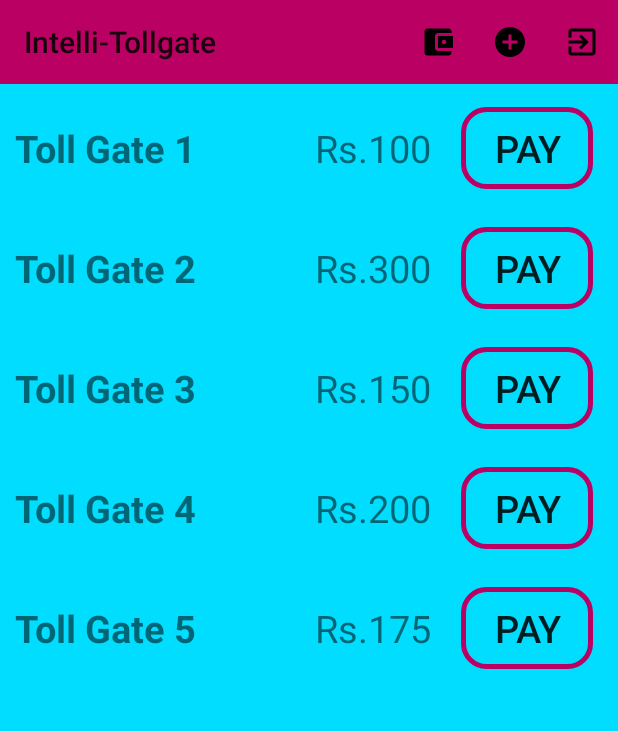
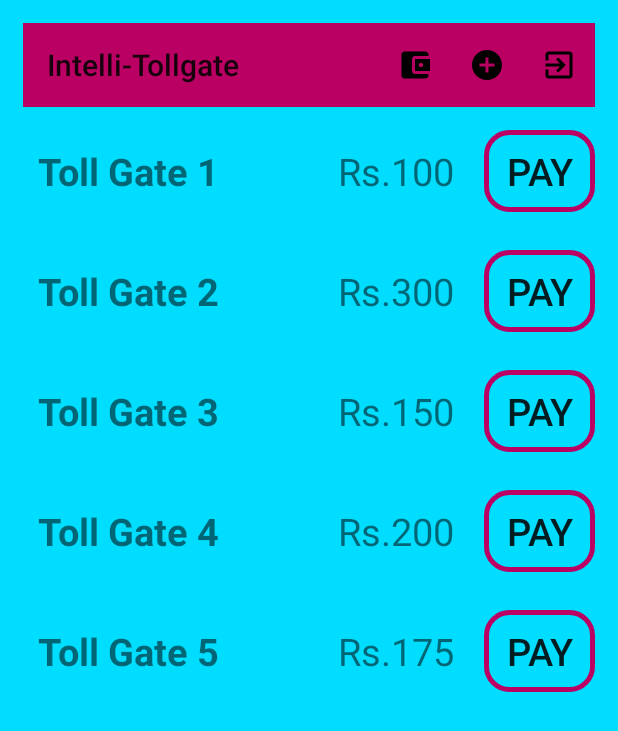
Before and after one commit to kkmhere/Intelli_Tollgate, an Android app: the home screen opened directly, with no data from a screen before it, on a phone screen of 412 x 824 dp. Shown: the top 731 px of the screen. Run offline under Robolectric (Android 15) with nearby library versions, the phone set to English and light mode, and no system bars; our stand-ins replace Firebase (no records; nobody signed in at launch, a user with empty details on screens opened directly).

Commit message:
minor bugs fix

```diff
--- a/app/src/main/java/com/example/intelli_tollgate/home.java
+++ b/app/src/main/java/com/example/intelli_tollgate/home.java
@@ -37,7 +37,7 @@ public class home extends AppCompatActivity {
         FirebaseUser user = mAuth.getCurrentUser();
         myRef = database.getReference("WALLET")
                 .child(user.getUid());
-        myRef.setValue(walletBalance);
+    //    myRef.setValue(walletBalance);
         pay1 = findViewById(R.id.pay1);
         pay2 = findViewById(R.id.pay2);
         pay3 = findViewById(R.id.pay3);
--- a/app/src/main/java/com/example/intelli_tollgate/register.java
+++ b/app/src/main/java/com/example/intelli_tollgate/register.java
@@ -25,7 +25,7 @@ public class register extends AppCompatActivity {
     Button signUp;
     private FirebaseAuth mAuth;
     String uname,userpass,ucard;
-
+    int walletBalance=120;
     @Override
     protected void onCreate(Bundle savedInstanceState) {
         super.onCreate(savedInstanceState);
@@ -56,6 +56,10 @@ public class register extends AppCompatActivity {
                             FirebaseUser user = mAuth.getCurrentUser();
                             Toast.makeText(register.this, "You have been registered successfully", Toast.LENGTH_SHORT).show();
                             myRef.setValue(ucard);
+
+                            DatabaseReference myRef1=database.getReference("WALLET")
+                                    .child(mAuth.getCurrentUser().getUid());
+                            myRef1.setValue(walletBalance);
                             startActivity(new Intent(register.this, home.class));
 
 
--- a/app/src/main/java/com/example/intelli_tollgate/user_login.java
+++ b/app/src/main/java/com/example/intelli_tollgate/user_login.java
@@ -60,6 +60,7 @@ public class user_login extends AppCompatActivity {
                         if(task.isSuccessful())
                         {
                             FirebaseUser user=mAuth.getCurrentUser();
+
                             Intent intent = new Intent(user_login.this, home.class);
                             startActivity(intent);
                             finish();
--- a/app/src/main/res/layout/activity_home.xml
+++ b/app/src/main/res/layout/activity_home.xml
@@ -5,206 +5,210 @@
     android:layout_width="match_parent"
     android:layout_height="match_parent"
     android:background="@android:color/holo_blue_bright"
+    android:padding="15dp"
     tools:context=".home">
 
     <LinearLayout
         android:id="@+id/linear_layout"
         android:layout_width="match_parent"
         android:layout_height="wrap_content">
-        <include android:id="@+id/mytoolbar"
-            layout="@layout/my_toolbar"/>
+
+        <include
+            android:id="@+id/mytoolbar"
+            layout="@layout/my_toolbar" />
     </LinearLayout>
 
     <LinearLayout
         android:id="@+id/linear_layout_"
         android:layout_width="match_parent"
         android:layout_height="match_parent"
-        android:orientation="vertical"
-        android:layout_below="@+id/linear_layout">
+        android:layout_below="@+id/linear_layout"
+        android:orientation="vertical">
 
         <LinearLayout
-            android:orientation="horizontal"
+            android:id="@+id/linear_layout_1"
             android:layout_width="match_parent"
             android:layout_height="80dp"
-            android:id="@+id/linear_layout_1">
+            android:orientation="horizontal">
 
             <TextView
                 android:id="@+id/toll_gate_1"
-                android:text="Toll Gate 1"
-                android:textSize="25sp"
                 android:layout_width="200dp"
                 android:layout_height="50dp"
                 android:layout_marginTop="15dp"
-                android:textStyle="bold"
-                android:padding="10dp"/>
+                android:padding="10dp"
+                android:text="Toll Gate 1"
+                android:textSize="25sp"
+                android:textStyle="bold" />
 
             <TextView
                 android:id="@+id/Amount_toll_1"
-                android:text="Rs.100"
-                android:textSize="25sp"
                 android:layout_width="wrap_content"
                 android:layout_height="50dp"
                 android:layout_marginTop="15dp"
-                android:padding="10dp"/>
+                android:padding="10dp"
+                android:text="Rs.100"
+                android:textSize="25sp" />
 
             <Button
                 android:id="@+id/pay1"
                 android:layout_width="wrap_content"
                 android:layout_height="wrap_content"
+                android:layout_marginLeft="10dp"
+                android:layout_marginTop="15dp"
+                android:background="@drawable/input_design"
+                android:padding="10dp"
                 android:text="PAY"
-                android:textSize="25sp"
-                android:layout_marginLeft="10dp"
-                android:background="@drawable/input_design"
-                android:layout_marginTop="15dp"
-                android:padding="10dp"/>
+                android:textSize="25sp" />
 
         </LinearLayout>
 
         <LinearLayout
-            android:orientation="horizontal"
+            android:id="@+id/linear_layout_2"
             android:layout_width="match_parent"
             android:layout_height="80dp"
-            android:id="@+id/linear_layout_2">
+            android:orientation="horizontal">
 
             <TextView
                 android:id="@+id/toll_gate_2"
-                android:text="Toll Gate 2"
-                android:textSize="25sp"
                 android:layout_width="200dp"
                 android:layout_height="50dp"
                 android:layout_marginTop="15dp"
-                android:textStyle="bold"
-                android:padding="10dp"/>
+                android:padding="10dp"
+                android:text="Toll Gate 2"
+                android:textSize="25sp"
+                android:textStyle="bold" />
 
             <TextView
                 android:id="@+id/Amount_toll_2"
-                android:text="Rs.300"
-                android:textSize="25sp"
                 android:layout_width="wrap_content"
                 android:layout_height="50dp"
                 android:layout_marginTop="15dp"
-                android:padding="10dp"/>
+                android:padding="10dp"
+                android:text="Rs.300"
+                android:textSize="25sp" />
 
             <Button
                 android:id="@+id/pay2"
                 android:layout_width="wrap_content"
                 android:layout_height="wrap_content"
+                android:layout_marginLeft="10dp"
+                android:layout_marginTop="15dp"
+                android:background="@drawable/input_design"
+                android:padding="10dp"
                 android:text="PAY"
-                android:textSize="25sp"
-                android:background="@drawable/input_design"
-                android:layout_marginTop="15dp"
-                android:layout_marginLeft="10dp"
-                android:padding="10dp"/>
+                android:textSize="25sp" />
         </LinearLayout>
 
         <LinearLayout
-            android:orientation="horizontal"
+            android:id="@+id/linear_layout_3"
             android:layout_width="match_parent"
             android:layout_height="80dp"
-            android:id="@+id/linear_layout_3">
+            android:orientation="horizontal">
 
             <TextView
                 android:id="@+id/toll_gate_3"
-                android:text="Toll Gate 3"
-                android:textSize="25sp"
                 android:layout_width="200dp"
                 android:layout_height="50dp"
                 android:layout_marginTop="15dp"
-                android:textStyle="bold"
-                android:padding="10dp"/>
+                android:padding="10dp"
+                android:text="Toll Gate 3"
+                android:textSize="25sp"
+                android:textStyle="bold" />
 
             <TextView
                 android:id="@+id/Amount_toll_3"
-                android:text="Rs.150"
-                android:textSize="25sp"
                 android:layout_width="wrap_content"
                 android:layout_height="50dp"
                 android:layout_marginTop="15dp"
-                android:padding="10dp"/>
+                android:padding="10dp"
+                android:text="Rs.150"
+                android:textSize="25sp" />
 
             <Button
                 android:id="@+id/pay3"
                 android:layout_width="wrap_content"
                 android:layout_height="wrap_content"
+                android:layout_marginLeft="10dp"
+                android:layout_marginTop="15dp"
+                android:background="@drawable/input_design"
+                android:padding="10dp"
                 android:text="PAY"
-                android:textSize="25sp"
-                android:layout_marginLeft="10dp"
-                android:background="@drawable/input_design"
-                android:layout_marginTop="15dp"
-                android:padding="10dp"/>
+                android:textSize="25sp" />
         </LinearLayout>
 
         <LinearLayout
-            android:orientation="horizontal"
+            android:id="@+id/linear_layout_4"
             android:layout_width="match_parent"
             android:layout_height="80dp"
-            android:id="@+id/linear_layout_4">
+            android:orientation="horizontal">
 
             <TextView
                 android:id="@+id/toll_gate_4"
-                android:text="Toll Gate 4"
-                android:textSize="25sp"
                 android:layout_width="200dp"
                 android:layout_height="50dp"
                 android:layout_marginTop="15dp"
-                android:textStyle="bold"
-                android:padding="10dp"/>
+                android:padding="10dp"
+                android:text="Toll Gate 4"
+                android:textSize="25sp"
+                android:textStyle="bold" />
 
             <TextView
                 android:id="@+id/Amount_toll_4"
-                android:text="Rs.200"
-                android:textSize="25sp"
                 android:layout_width="wrap_content"
                 android:layout_height="50dp"
                 android:layout_marginTop="15dp"
-                android:padding="10dp"/>
+                android:padding="10dp"
+                android:text="Rs.200"
+                android:textSize="25sp" />
+
             <Button
                 android:id="@+id/pay4"
                 android:layout_width="wrap_content"
                 android:layout_height="wrap_content"
+                android:layout_marginLeft="10dp"
+                android:layout_marginTop="15dp"
+                android:background="@drawable/input_design"
+                android:padding="10dp"
                 android:text="PAY"
-                android:textSize="25sp"
-                android:background="@drawable/input_design"
-                android:layout_marginTop="15dp"
-                android:layout_marginLeft="10dp"
-                android:padding="10dp"/>
+                android:textSize="25sp" />
         </LinearLayout>
 
         <LinearLayout
-            android:orientation="horizontal"
+            android:id="@+id/linear_layout_5"
             android:layout_width="match_parent"
             android:layout_height="80dp"
-            android:id="@+id/linear_layout_5">
+            android:orientation="horizontal">
 
             <TextView
                 android:id="@+id/toll_gate_5"
-                android:text="Toll Gate 5"
-                android:textSize="25sp"
                 android:layout_width="200dp"
                 android:layout_height="50dp"
                 android:layout_marginTop="15dp"
-                android:textStyle="bold"
-                android:padding="10dp"/>
+                android:padding="10dp"
+                android:text="Toll Gate 5"
+                android:textSize="25sp"
+                android:textStyle="bold" />
 
             <TextView
                 android:id="@+id/Amount_toll_5"
-                android:text="Rs.175"
-                android:textSize="25sp"
                 android:layout_width="wrap_content"
                 android:layout_height="50dp"
                 android:layout_marginTop="15dp"
-                android:padding="10dp"/>
+                android:padding="10dp"
+                android:text="Rs.175"
+                android:textSize="25sp" />
 
             <Button
                 android:id="@+id/pay5"
                 android:layout_width="wrap_content"
                 android:layout_height="wrap_content"
+                android:layout_marginLeft="10dp"
+                android:layout_marginTop="15dp"
+                android:background="@drawable/input_design"
+                android:padding="10dp"
                 android:text="PAY"
-                android:textSize="25sp"
-                android:background="@drawable/input_design"
-                android:layout_marginTop="15dp"
-                android:layout_marginLeft="10dp"
-                android:padding="10dp"/>
+                android:textSize="25sp" />
         </LinearLayout>
 
 
--- a/app/src/main/res/layout/activity_main.xml
+++ b/app/src/main/res/layout/activity_main.xml
@@ -6,6 +6,7 @@
     android:layout_height="match_parent"
     android:background="@android:color/holo_blue_bright"
     android:orientation="vertical"
+    android:padding="15dp"
     tools:context=".MainActivity">
 
 
@@ -13,8 +14,8 @@
         android:id="@+id/USER"
         android:layout_width="match_parent"
         android:layout_height="wrap_content"
-        android:layout_marginLeft="150dp"
         android:fontFamily="@font/archivo_black"
+        android:gravity="center"
         android:text="USER"
         android:textColor="#3e2723"
         android:textSize="35sp"
@@ -31,9 +32,8 @@
         android:id="@+id/ADMIN"
         android:layout_width="match_parent"
         android:layout_height="wrap_content"
-        android:layout_marginLeft="150dp"
         android:fontFamily="@font/archivo_black"
-        android:layout_marginTop = "6dp"
+        android:gravity="center"
         android:text="ADMIN"
         android:textColor="#3e2723"
         android:textSize="35sp"
--- a/app/src/main/res/layout/activity_register.xml
+++ b/app/src/main/res/layout/activity_register.xml
@@ -11,13 +11,13 @@
     android:background="@android:color/holo_blue_bright">
 
     <ImageView
+        android:id="@+id/admin_login_img"
         android:layout_width="170dp"
         android:layout_height="140dp"
-        android:layout_marginLeft="105dp"
+        android:layout_centerHorizontal="true"
+        android:layout_gravity="center"
         android:layout_marginTop="25dp"
-        android:layout_centerHorizontal="true"
-        android:id = "@+id/admin_login_img"
-        app:srcCompat = "@drawable/register"/>
+        app:srcCompat="@drawable/register" />
 
 
 
@@ -72,9 +72,9 @@
         android:id="@+id/buttonReg"
         android:layout_width="wrap_content"
         android:layout_height="wrap_content"
+        android:layout_gravity="center"
+        android:layout_marginTop="10dp"
+        android:background="@drawable/buttons"
         android:text="Register"
-        android:layout_marginTop="10dp"
-        android:layout_marginLeft="145dp"
-        android:textColor="#ffffff"
-        android:background="@drawable/buttons"/>
+        android:textColor="#ffffff" />
 </LinearLayout>
--- a/app/src/main/res/layout/activity_user_login.xml
+++ b/app/src/main/res/layout/activity_user_login.xml
@@ -6,7 +6,8 @@
     android:layout_height="match_parent"
     android:background="@android:color/holo_blue_bright"
     android:orientation="vertical"
-    android:padding="20dp"
+    android:padding="15dp"
+    android:paddingBottom="20dp"
     tools:context=".user_login">
 
     <ImageView
@@ -62,9 +63,9 @@
         android:layout_width="match_parent"
         android:layout_height="wrap_content"
         android:layout_marginLeft="20dp"
-        android:layout_marginTop="30dp"
+        android:layout_marginTop="10dp"
         android:layout_marginRight="20dp"
-        android:layout_marginBottom="30dp"
+        android:layout_marginBottom="10dp"
         android:background="@drawable/buttons"
         android:text="LOGIN"
         android:textColor="#ffffff" />
```
